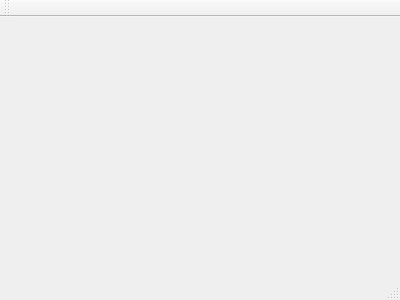
Qt form src/MainWindow.ui (neuronalmotion/pomodesk) before a commit.
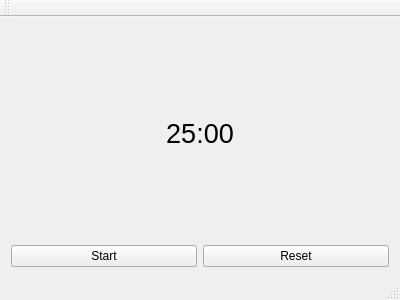
The same form after that commit.

Commit message:
Add start timer and display remaining time
Close #1
Close #2

Patch:
```diff
--- a/src/MainWindow.ui
+++ b/src/MainWindow.ui
@@ -12,13 +12,64 @@
   <property name="windowTitle" >
    <string>MainWindow</string>
   </property>
-  <widget class="QMenuBar" name="menuBar" />
-  <widget class="QToolBar" name="mainToolBar" />
-  <widget class="QWidget" name="centralWidget" />
-  <widget class="QStatusBar" name="statusBar" />
+  <widget class="QWidget" name="centralWidget">
+   <layout class="QVBoxLayout" name="verticalLayout">
+    <item>
+     <widget class="QLabel" name="timerRemaining">
+      <property name="font">
+       <font>
+        <pointsize>20</pointsize>
+       </font>
+      </property>
+      <property name="text">
+       <string>25:00</string>
+      </property>
+      <property name="alignment">
+       <set>Qt::AlignCenter</set>
+      </property>
+     </widget>
+    </item>
+    <item>
+     <layout class="QHBoxLayout" name="horizontalLayout">
+      <item>
+       <widget class="QPushButton" name="startButton">
+        <property name="text">
+         <string>Start</string>
+        </property>
+       </widget>
+      </item>
+      <item>
+       <widget class="QPushButton" name="resetButton">
+        <property name="text">
+         <string>Reset</string>
+        </property>
+       </widget>
+      </item>
+     </layout>
+    </item>
+   </layout>
+  </widget>
+  <widget class="QMenuBar" name="menuBar">
+   <property name="geometry">
+    <rect>
+     <x>0</x>
+     <y>0</y>
+     <width>400</width>
+     <height>20</height>
+    </rect>
+   </property>
+  </widget>
+  <widget class="QToolBar" name="mainToolBar">
+   <attribute name="toolBarArea">
+    <enum>TopToolBarArea</enum>
+   </attribute>
+   <attribute name="toolBarBreak">
+    <bool>false</bool>
+   </attribute>
+  </widget>
+  <widget class="QStatusBar" name="statusBar"/>
  </widget>
- <layoutDefault spacing="6" margin="11" />
- <pixmapfunction></pixmapfunction>
+ <layoutdefault spacing="6" margin="11"/>
  <resources/>
  <connections/>
 </ui>
```
Left out of the diff: 7 changed lines with no effect on the pictures. The commit also changes 5 other files.
